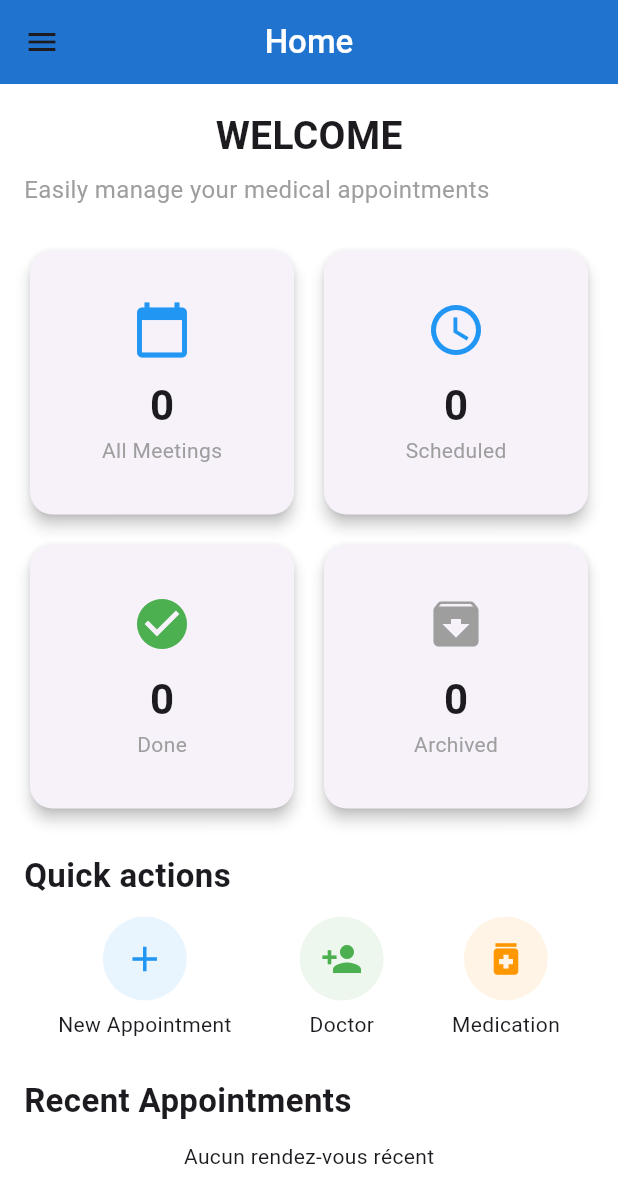
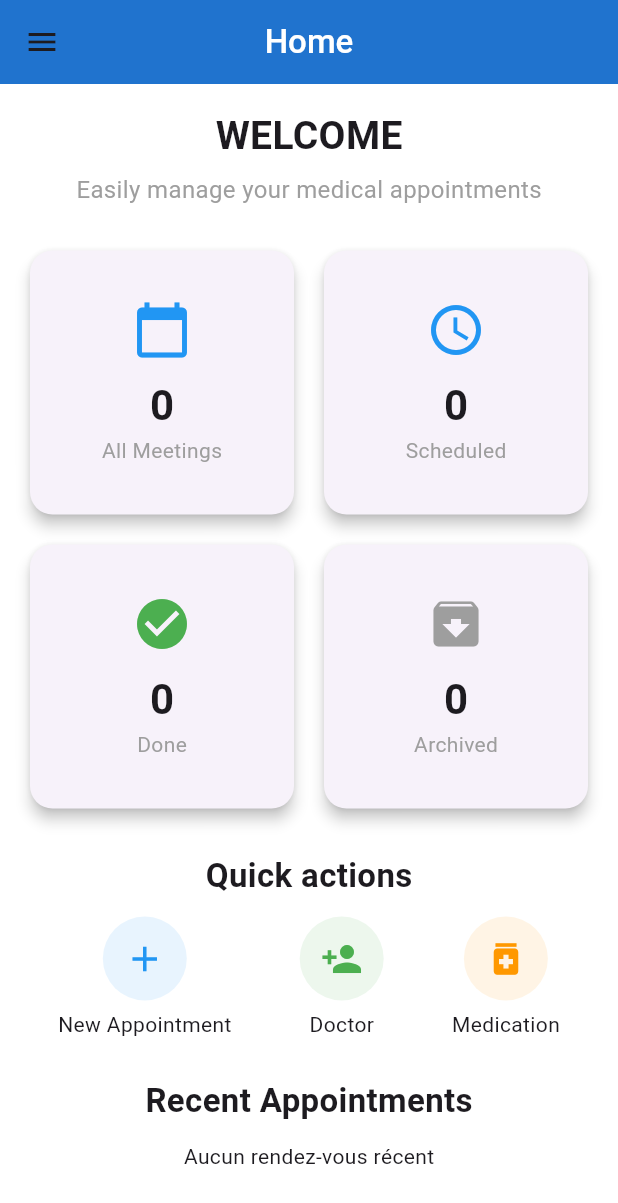
Before and after one commit to FakhfakhOussema/Flutter, a Flutter app: the screen it shows once a user with an empty profile is signed in, on a phone screen of 412 x 824 dp. Shown: the top 1203 px of the screen. Run offline on Flutter 3.47's test engine with Material 3 defaults, Android fonts, the light colour scheme and no system bars; our stand-ins replace camera, cloud_firestore, firebase_auth, firebase_core, flutter_local_notifications, sqflite and 1 more; missing offline and left inert: google_mlkit_barcode_scanning, google_mlkit_commons, google_mlkit_face_detection; accounts and stored records are empty.

Commit message:
initial commit

```diff
--- a/lib/CRM Medical/modules/Home/home_screen.dart
+++ b/lib/CRM Medical/modules/Home/home_screen.dart
@@ -33,7 +33,7 @@ class HomeScreen extends StatelessWidget {
       body: SingleChildScrollView(
         padding: const EdgeInsets.all(16),
         child: Column(
-          crossAxisAlignment: CrossAxisAlignment.start,
+          crossAxisAlignment: CrossAxisAlignment.center,
           children: [
             Center(
               child: const Text(
--- a/lib/CRM Medical/modules/MLKit/face_verification/face_verification_controller.dart
+++ b/lib/CRM Medical/modules/MLKit/face_verification/face_verification_controller.dart
@@ -22,7 +22,7 @@ class FaceVerificationController extends ChangeNotifier {
     final cameras = await availableCameras();
     cameraController = CameraController(
       cameras.firstWhere((c) => c.lensDirection == CameraLensDirection.front),
-      ResolutionPreset.medium,
+      ResolutionPreset.low,
       enableAudio: false,
     );
     await cameraController!.initialize();
```
